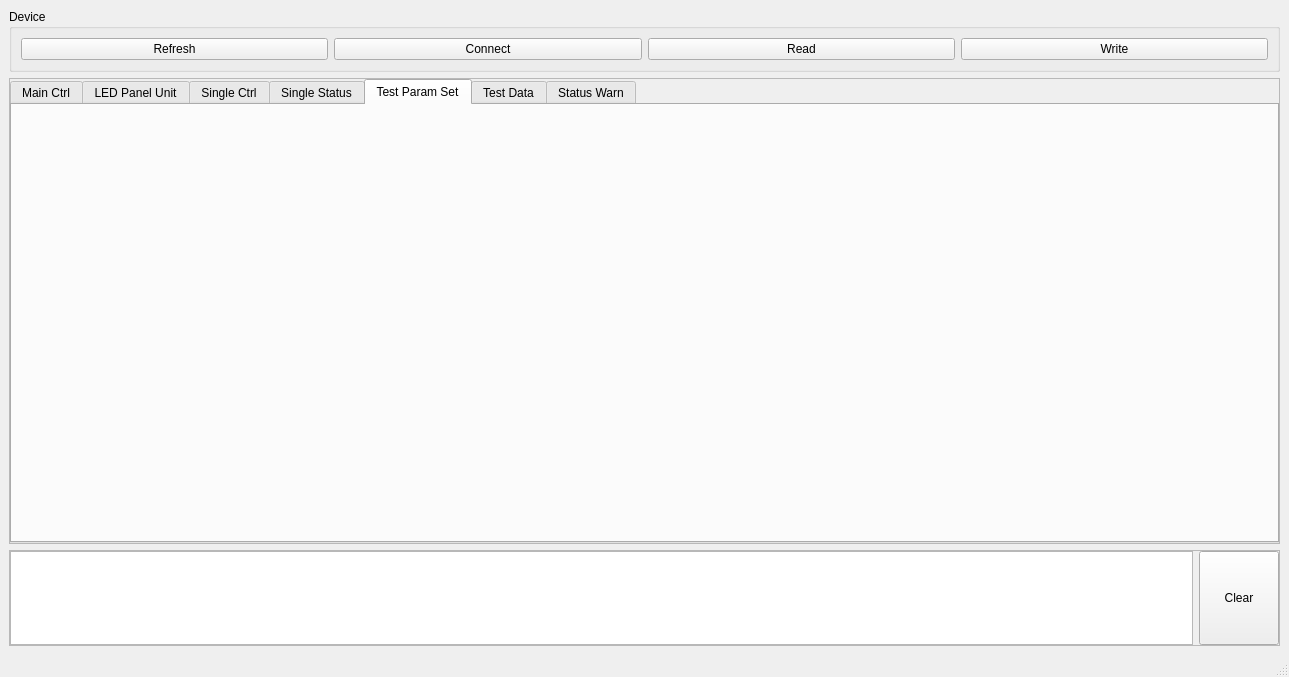
Qt form src/ChromXApp/mainwindow.ui (liyangfamily/ChromX) before a commit.
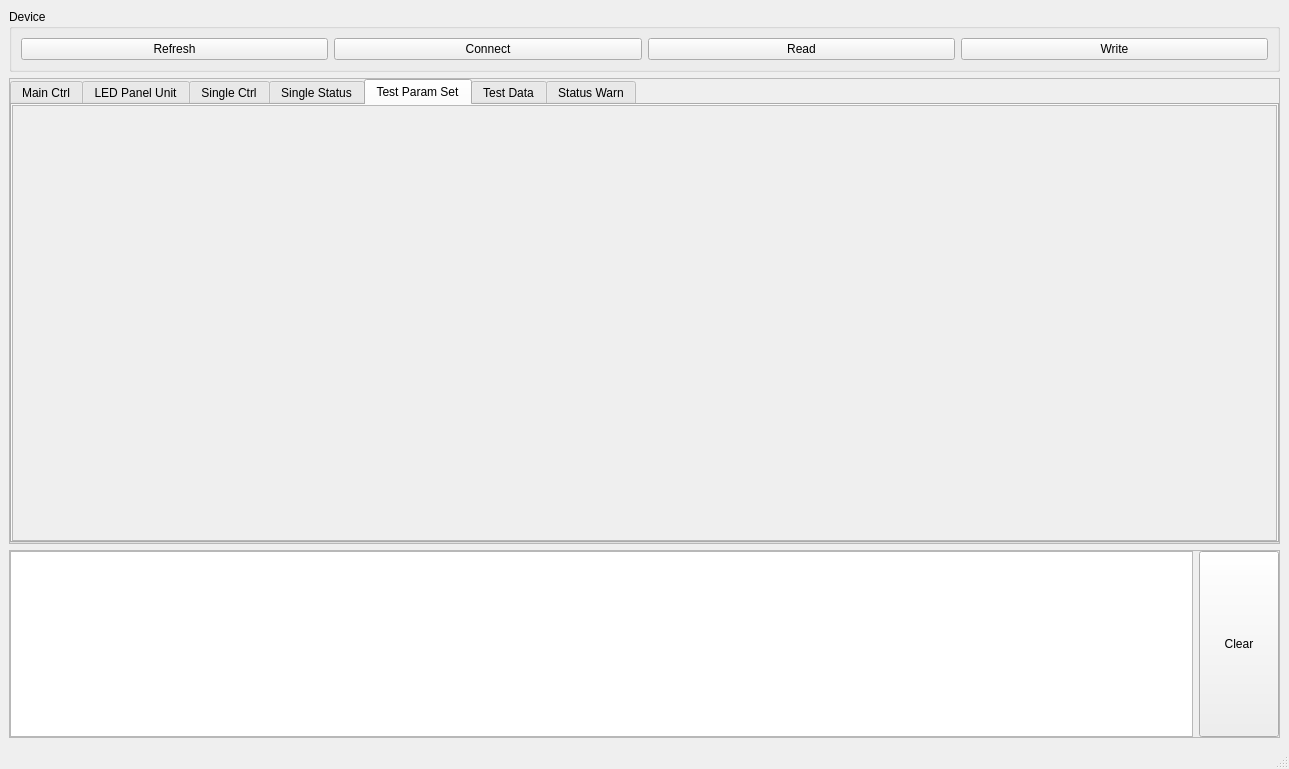
The same form after that commit. The open tabs and pages were chosen to show the change.

```diff
--- a/src/ChromXApp/mainwindow.ui
+++ b/src/ChromXApp/mainwindow.ui
@@ -6,15 +6,15 @@
    <rect>
     <x>0</x>
     <y>0</y>
-    <width>1138</width>
-    <height>677</height>
+    <width>1171</width>
+    <height>769</height>
    </rect>
   </property>
   <property name="windowTitle">
    <string>ChromX App</string>
   </property>
   <widget class="QWidget" name="centralwidget">
-   <layout class="QVBoxLayout" name="verticalLayout" stretch="0,2,1">
+   <layout class="QVBoxLayout" name="verticalLayout" stretch="0,1,0">
     <item>
      <widget class="QGroupBox" name="groupBox">
       <property name="sizePolicy">
@@ -1864,6 +1864,37 @@
           <attribute name="title">
            <string>Test Param Set</string>
           </attribute>
+          <layout class="QVBoxLayout" name="verticalLayout_9">
+           <property name="leftMargin">
+            <number>0</number>
+           </property>
+           <property name="topMargin">
+            <number>0</number>
+           </property>
+           <property name="rightMargin">
+            <number>0</number>
+           </property>
+           <property name="bottomMargin">
+            <number>0</number>
+           </property>
+           <item>
+            <widget class="QScrollArea" name="scrollArea">
+             <property name="widgetResizable">
+              <bool>true</bool>
+             </property>
+             <widget class="QWidget" name="scrollAreaWidgetContents">
+              <property name="geometry">
+               <rect>
+                <x>0</x>
+                <y>0</y>
+                <width>1143</width>
+                <height>416</height>
+               </rect>
+              </property>
+             </widget>
+            </widget>
+           </item>
+          </layout>
          </widget>
          <widget class="QWidget" name="tab_6">
           <attribute name="title">
```
Left out of the diff: 6 changed lines with no effect on the pictures.
